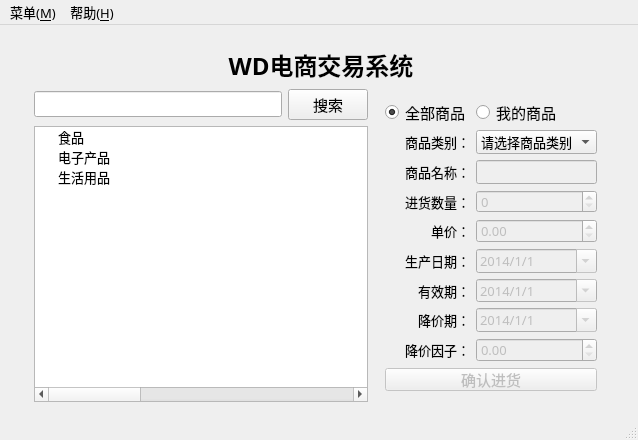
Old version of the form WD_version2/mainwindow.ui in the repository drcege/WD.
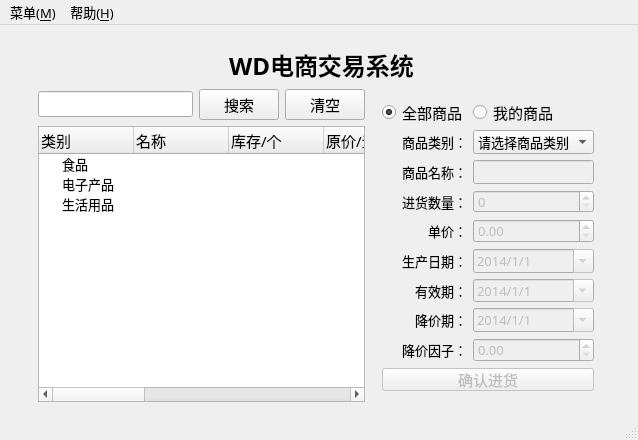
New version of the form. The open tabs and pages were chosen to show the change. Icons and pictures are not drawn.

Commit message: add WD2 clear pushbutton

The edit to the form file:
```diff
--- a/WD_version2/mainwindow.ui
+++ b/WD_version2/mainwindow.ui
@@ -506,7 +506,25 @@
        </layout>
       </widget>
       <widget class="QWidget" name="mainPage">
-       <layout class="QGridLayout" name="gridLayout_5" rowstretch="2,1,10" columnstretch="1,20,3,2,2,1">
+       <layout class="QGridLayout" name="gridLayout_5" rowstretch="2,1,10" columnstretch="2,20,3,3,2,2,2">
+        <item row="0" column="1" colspan="5">
+         <widget class="QLabel" name="label_head_2">
+          <property name="font">
+           <font>
+            <family>微软雅黑</family>
+            <pointsize>18</pointsize>
+            <weight>75</weight>
+            <bold>true</bold>
+           </font>
+          </property>
+          <property name="text">
+           <string>WD电商交易系统</string>
+          </property>
+          <property name="alignment">
+           <set>Qt::AlignCenter</set>
+          </property>
+         </widget>
+        </item>
         <item row="0" column="0" rowspan="3">
          <spacer name="horizontalSpacer_3">
           <property name="orientation">
@@ -520,25 +538,7 @@
           </property>
          </spacer>
         </item>
-        <item row="0" column="1" colspan="4">
-         <widget class="QLabel" name="label_head_2">
-          <property name="font">
-           <font>
-            <family>微软雅黑</family>
-            <pointsize>18</pointsize>
-            <weight>75</weight>
-            <bold>true</bold>
-           </font>
-          </property>
-          <property name="text">
-           <string>WD电商交易系统</string>
-          </property>
-          <property name="alignment">
-           <set>Qt::AlignCenter</set>
-          </property>
-         </widget>
-        </item>
-        <item row="0" column="5" rowspan="3">
+        <item row="0" column="6" rowspan="3">
          <spacer name="horizontalSpacer_5">
           <property name="orientation">
            <enum>Qt::Horizontal</enum>
@@ -554,19 +554,19 @@
         <item row="1" column="1">
          <widget class="QLineEdit" name="lineEdit"/>
         </item>
-        <item row="1" column="2">
-         <widget class="QPushButton" name="pushButton">
+        <item row="1" column="3">
+         <widget class="QPushButton" name="pushButton_clear">
           <property name="font">
            <font>
             <pointsize>11</pointsize>
            </font>
           </property>
           <property name="text">
-           <string>搜索</string>
+           <string>清空</string>
           </property>
          </widget>
         </item>
-        <item row="2" column="1" colspan="2">
+        <item row="2" column="1" colspan="3">
          <widget class="QTreeWidget" name="treeWidget">
           <property name="font">
            <font>
@@ -604,14 +604,17 @@
            <bool>false</bool>
           </property>
           <property name="headerHidden">
-           <bool>true</bool>
+           <bool>false</bool>
           </property>
           <attribute name="headerVisible">
-           <bool>false</bool>
+           <bool>true</bool>
           </attribute>
           <attribute name="headerCascadingSectionResizes">
            <bool>false</bool>
           </attribute>
+          <attribute name="headerDefaultSectionSize">
+           <number>95</number>
+          </attribute>
           <attribute name="headerHighlightSections">
            <bool>false</bool>
           </attribute>
@@ -911,7 +914,7 @@
           </item>
          </widget>
         </item>
-        <item row="1" column="3" rowspan="2" colspan="2">
+        <item row="1" column="4" rowspan="2" colspan="2">
          <widget class="QStackedWidget" name="stackedWidget_2">
           <property name="currentIndex">
            <number>1</number>
@@ -1416,6 +1419,18 @@
           </widget>
          </widget>
         </item>
+        <item row="1" column="2">
+         <widget class="QPushButton" name="pushButton_search">
+          <property name="font">
+           <font>
+            <pointsize>11</pointsize>
+           </font>
+          </property>
+          <property name="text">
+           <string>搜索</string>
+          </property>
+         </widget>
+        </item>
        </layout>
       </widget>
       <widget class="QWidget" name="managePage">
```
Left out of the diff: 6 changed lines with no effect on the pictures. The commit also changes 1 other file.
